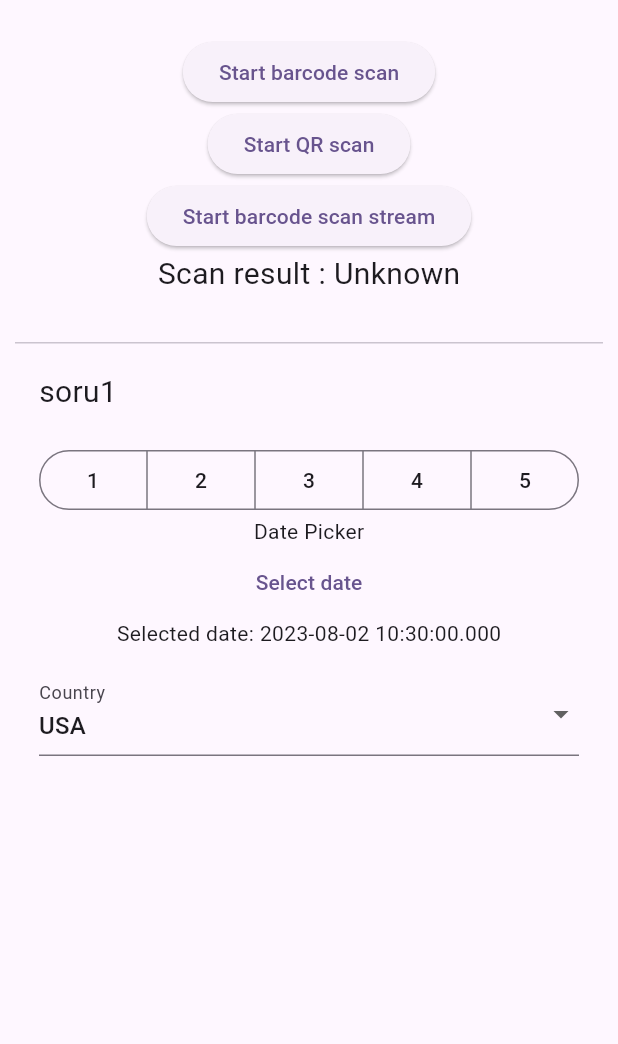
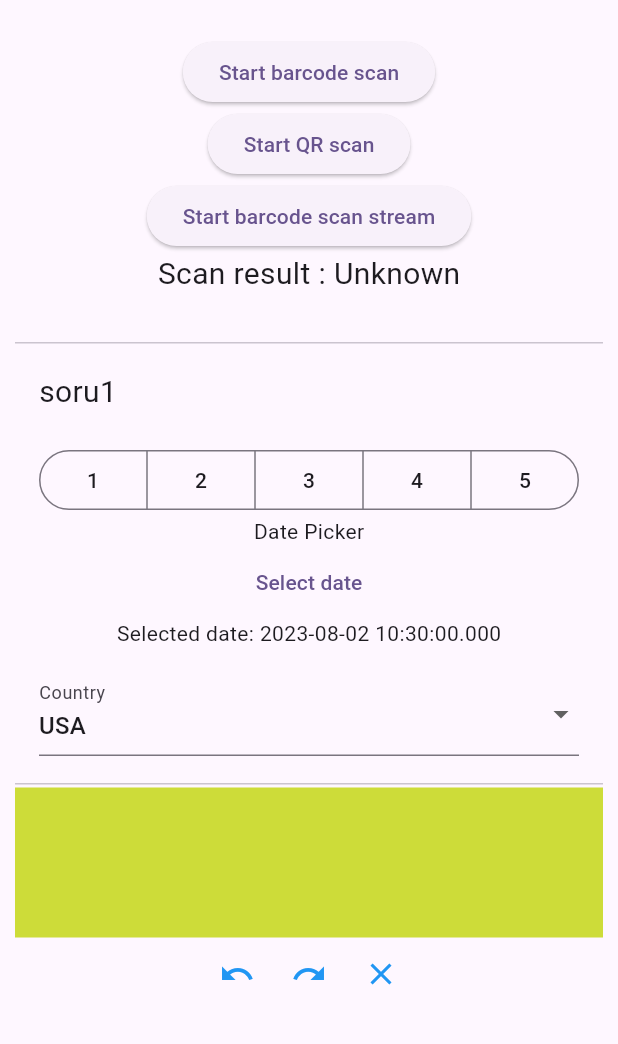
Before and after one commit to BerkayGulen/flutter-build-test, a Flutter app: the screen it shows after launch, on a phone screen of 412 x 824 dp, the part 63-1107 px from its top. Run offline on Flutter 3.47's test engine with Material 2 defaults, Android fonts, the phone set to English and light mode, and no system bars; drawn by our look-alikes of signature; our stand-ins replace flutter_svg; missing offline and left inert: flutter_barcode_scanner.

```diff
--- /dev/null
+++ b/lib/components/Home.dart
@@ -0,0 +1,85 @@
+import 'dart:developer';
+import 'dart:typed_data';
+
+import 'package:flutter/material.dart';
+import 'package:flutter_svg/svg.dart';
+import 'package:signature/signature.dart';
+
+class Home extends StatefulWidget {
+  const Home({super.key});
+
+  @override
+  State<Home> createState() => _HomeState();
+}
+
+class _HomeState extends State<Home> {
+  // initialize the signature controller
+  final SignatureController _controller = SignatureController(
+    penStrokeWidth: 1,
+    penColor: Colors.red,
+    exportBackgroundColor: Colors.transparent,
+    exportPenColor: Colors.black,
+    onDrawStart: () => log('onDrawStart called!'),
+    onDrawEnd: () => log('onDrawEnd called!'),
+  );
+
+  @override
+  void initState() {
+    super.initState();
+    _controller.addListener(() => log('Value changed'));
+  }
+
+  @override
+  void dispose() {
+    // IMPORTANT to dispose of the controller
+    _controller.dispose();
+    super.dispose();
+  }
+
+  @override
+  Widget build(BuildContext context) {
+    return Container(
+      child: Column(
+        children: [
+          Signature(
+            key: const Key('signature'),
+            controller: _controller,
+            height: 100,
+            width: 500,
+            backgroundColor: Colors.lime!,
+          ),
+          Row(
+            mainAxisAlignment: MainAxisAlignment.center,
+            children: [
+              IconButton(
+                icon: const Icon(Icons.undo),
+                color: Colors.blue,
+                onPressed: () {
+                  setState(() => _controller.undo());
+                },
+                tooltip: 'Undo',
+              ),
+              IconButton(
+                icon: const Icon(Icons.redo),
+                color: Colors.blue,
+                onPressed: () {
+                  setState(() => _controller.redo());
+                },
+                tooltip: 'Redo',
+              ),
+              IconButton(
+                key: const Key('clear'),
+                icon: const Icon(Icons.clear),
+                color: Colors.blue,
+                onPressed: () {
+                  setState(() => _controller.clear());
+                },
+                tooltip: 'Clear',
+              ),
+            ],
+          ),
+        ],
+      ),
+    );
+  }
+}
--- a/lib/main.dart
+++ b/lib/main.dart
@@ -1,6 +1,8 @@
 import 'package:build_test_app/components/BarcodScannerWidget.dart';
 import 'package:build_test_app/components/Layout1.dart';
 import 'package:flutter/material.dart';
+
+import 'components/Home.dart';
 
 void main() {
   runApp(MaterialApp(
@@ -30,6 +32,8 @@ class MyApp extends StatelessWidget {
             BarcodScannerWidget(),
             Divider(height: 5,),
             Layout1(),
+            Divider(height: 5,),
+            Home(),
           ],
         ),
       ),
--- a/pubspec.yaml
+++ b/pubspec.yaml
@@ -37,6 +37,8 @@ dependencies:
   cupertino_icons: ^1.0.2
   flutter_barcode_scanner: ^2.0.0
   camera: ^0.10.5+2
+  flutter_svg: ^2.0.7
+  signature: ^5.4.0
 
 dev_dependencies:
   flutter_test:
```
Also changed, not shown: pubspec.lock.
